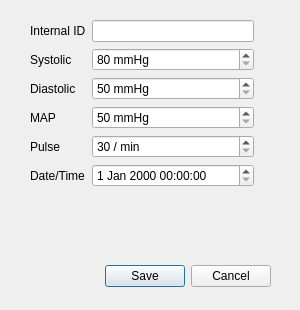
MixusMinimax/cxx-qt-widgets-example, file ui/MeasurementModal.ui: the form before one commit.
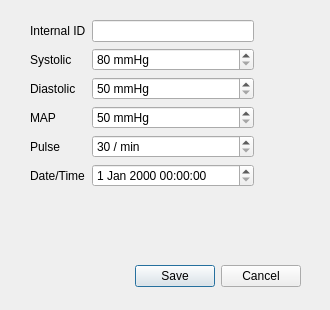
The form after the commit.

```diff
--- a/ui/MeasurementModal.ui
+++ b/ui/MeasurementModal.ui
@@ -6,7 +6,7 @@
    <rect>
     <x>0</x>
     <y>0</y>
-    <width>300</width>
+    <width>330</width>
     <height>310</height>
    </rect>
   </property>
@@ -18,7 +18,7 @@
     <rect>
      <x>30</x>
      <y>260</y>
-     <width>241</width>
+     <width>271</width>
      <height>32</height>
     </rect>
    </property>
```
